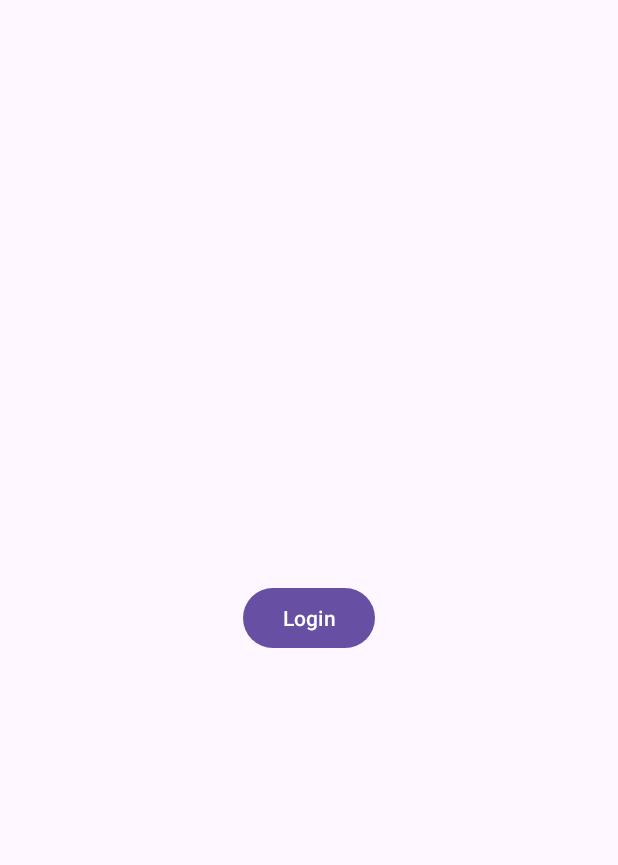
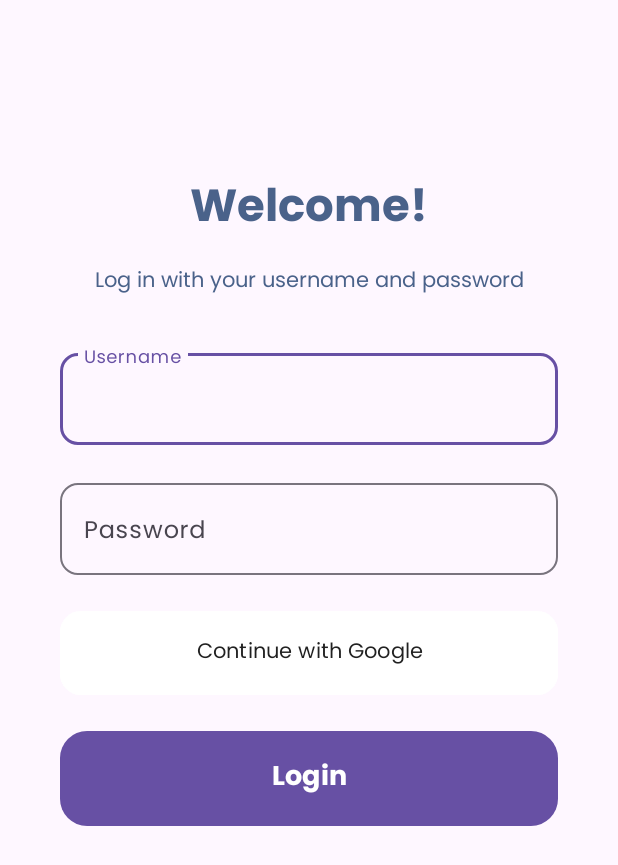
Before and after one commit to kbdp1305/Oral-Health-Plus, an Android app: the screen it shows after launch (LoginActivity), on a phone screen of 412 x 824 dp. Shown: the top 865 px of the screen. Run offline under Robolectric (Android 15) with nearby library versions, the phone set to English and light mode, and no system bars; our stand-ins replace Firebase (no records; nobody signed in at launch, a user with empty details on screens opened directly).

Commit message:
refactor : changes login page

```diff
--- a/app/src/main/java/com/example/oraldiseasesapp/LoginActivity.kt
+++ b/app/src/main/java/com/example/oraldiseasesapp/LoginActivity.kt
@@ -41,7 +41,7 @@
         googleSignInClient = GoogleSignIn.getClient(this, gso)
 
         // Set up the sign-in button listener
-        binding.buttonSignin.setOnClickListener {
+        binding.buttonGoogleSignin.setOnClickListener {
             signInWithGoogle()
         }
     }
--- /dev/null
+++ b/app/src/main/res/drawable/google_icon.xml
@@ -0,0 +1,18 @@
+<vector xmlns:android="http://schemas.android.com/apk/res/android"
+    android:width="48dp"
+    android:height="48dp"
+    android:viewportWidth="48"
+    android:viewportHeight="48">
+  <path
+      android:pathData="M43.611,20.083H42V20H24v8h11.303c-1.649,4.657 -6.08,8 -11.303,8c-6.627,0 -12,-5.373 -12,-12s5.373,-12 12,-12c3.059,0 5.842,1.154 7.961,3.039l5.657,-5.657C34.046,6.053 29.268,4 24,4C12.955,4 4,12.955 4,24s8.955,20 20,20s20,-8.955 20,-20C44,22.659 43.862,21.35 43.611,20.083z"
+      android:fillColor="#fbc02d"/>
+  <path
+      android:pathData="M6.306,14.691l6.571,4.819C14.655,15.108 18.961,12 24,12c3.059,0 5.842,1.154 7.961,3.039l5.657,-5.657C34.046,6.053 29.268,4 24,4C16.318,4 9.656,8.337 6.306,14.691z"
+      android:fillColor="#e53935"/>
+  <path
+      android:pathData="M24,44c5.166,0 9.86,-1.977 13.409,-5.192l-6.19,-5.238C29.211,35.091 26.715,36 24,36c-5.202,0 -9.619,-3.317 -11.283,-7.946l-6.522,5.025C9.505,39.556 16.227,44 24,44z"
+      android:fillColor="#4caf50"/>
+  <path
+      android:pathData="M43.611,20.083L43.595,20L42,20H24v8h11.303c-0.792,2.237 -2.231,4.166 -4.087,5.571c0.001,-0.001 0.002,-0.001 0.003,-0.002l6.19,5.238C36.971,39.205 44,34 44,24C44,22.659 43.862,21.35 43.611,20.083z"
+      android:fillColor="#1565c0"/>
+</vector>
--- /dev/null
+++ b/app/src/main/res/drawable/gradient_color.xml
@@ -0,0 +1,14 @@
+<?xml version="1.0" encoding="utf-8"?>
+<shape xmlns:android="http://schemas.android.com/apk/res/android">
+    <gradient
+        android:type="linear"
+        android:angle="0"
+    android:startColor="#4A628A"
+    android:endColor="#7AB2D3"
+    android:gradientRadius="90"
+    android:useLevel="false">
+    <item android:offset="0.0" android:color="#4A628A"/>
+    <item android:offset="1.0" android:color="#7AB2D3"/>
+</gradient>
+<corners android:radius="18dp"/>
+    </shape>
--- a/app/src/main/res/layout/activity_login.xml
+++ b/app/src/main/res/layout/activity_login.xml
@@ -7,15 +7,124 @@
     android:layout_height="match_parent"
     tools:context=".LoginActivity">
 
-    <Button
-        android:id="@+id/button_signin"
+    <!-- Welcome Text -->
+    <TextView
+        android:id="@+id/tv_welcome"
         android:layout_width="wrap_content"
+        android:layout_height="wrap_content"
+        android:text="Welcome!"
+        android:textColor="#4A628A"
+        android:fontFamily="@font/poppins_bold"
+        android:textSize="30sp"
+        app:layout_constraintTop_toTopOf="parent"
+        app:layout_constraintStart_toStartOf="parent"
+        app:layout_constraintEnd_toEndOf="parent"
+        app:layout_constraintBottom_toTopOf="@id/username_layout"
+        android:layout_marginTop="50dp"/>
+
+    <!-- Subtitle Text -->
+    <TextView
+        android:id="@+id/tv_subtitle"
+        android:layout_width="wrap_content"
+        android:layout_height="wrap_content"
+        android:text="Log in with your username and password"
+        android:fontFamily="@font/poppins_reguler"
+        android:textColor="#4A628A"
+        app:layout_constraintTop_toBottomOf="@id/tv_welcome"
+        app:layout_constraintStart_toStartOf="@id/tv_welcome"
+        app:layout_constraintEnd_toEndOf="@id/tv_welcome"
+        android:layout_marginTop="10dp"/>
+
+    <!-- Username Input -->
+    <com.google.android.material.textfield.TextInputLayout
+        android:id="@+id/username_layout"
+        android:layout_width="0dp"
+        android:layout_height="wrap_content"
+        app:layout_constraintTop_toBottomOf="@id/tv_subtitle"
+        app:layout_constraintStart_toStartOf="parent"
+        app:layout_constraintEnd_toEndOf="parent"
+        android:layout_marginTop="30dp"
+        android:layout_marginStart="40dp"
+        android:layout_marginEnd="40dp"
+        app:boxCornerRadiusBottomEnd="12dp"
+        app:boxCornerRadiusBottomStart="12dp"
+        app:boxCornerRadiusTopEnd="12dp"
+        app:boxCornerRadiusTopStart="12dp"
+        >
+
+        <com.google.android.material.textfield.TextInputEditText
+            android:id="@+id/username"
+            android:layout_width="match_parent"
+            android:layout_height="wrap_content"
+            android:hint="Username"
+            android:textColorHint="#4A628A"
+            android:textColor="#4A628A"
+            android:fontFamily="@font/poppins_reguler"/>
+    </com.google.android.material.textfield.TextInputLayout>
+
+    <!-- Password Input -->
+    <com.google.android.material.textfield.TextInputLayout
+        android:id="@+id/password_layout"
+        android:layout_width="0dp"
+        android:layout_height="wrap_content"
+        app:layout_constraintTop_toBottomOf="@id/username_layout"
+        app:layout_constraintStart_toStartOf="parent"
+        app:layout_constraintEnd_toEndOf="parent"
+        android:layout_marginTop="20dp"
+        android:layout_marginStart="40dp"
+        android:layout_marginEnd="40dp"
+        app:boxCornerRadiusBottomEnd="12dp"
+        app:boxCornerRadiusBottomStart="12dp"
+        app:boxCornerRadiusTopEnd="12dp"
+        app:boxCornerRadiusTopStart="12dp"
+        >
+
+        <com.google.android.material.textfield.TextInputEditText
+            android:id="@+id/password"
+            android:layout_width="match_parent"
+            android:layout_height="wrap_content"
+            android:hint="Password"
+            android:textColorHint="#4A628A"
+            android:textColor="#4A628A"
+            android:inputType="textPassword"
+            android:fontFamily="@font/poppins_reguler"/>
+    </com.google.android.material.textfield.TextInputLayout>
+
+    <com.google.android.material.button.MaterialButton
+        android:id="@+id/button_google_signin"
+        android:layout_width="0dp"
         android:layout_height="wrap_content"
         app:layout_constraintStart_toStartOf="parent"
         app:layout_constraintEnd_toEndOf="parent"
-        app:layout_constraintTop_toTopOf="parent"
-        app:layout_constraintBottom_toBottomOf="parent"
+        app:layout_constraintTop_toBottomOf="@id/password_layout"
+        android:layout_marginTop="20dp"
+        android:text="Continue with Google"
+        android:fontFamily="@font/poppins_reguler"
+        android:textColor="#212121"
+        android:backgroundTint="@color/white"
+        android:paddingVertical="16dp"
+        app:cornerRadius="14sp"
+        android:layout_marginStart="40dp"
+        android:layout_marginEnd="40dp"
+        android:elevation="6dp"
+    android:translationZ="6dp"
+    android:layout_alignParentBottom="true"/>
+
+
+    <com.google.android.material.button.MaterialButton
+        android:id="@+id/button_signin"
+        android:layout_width="0dp"
+        android:layout_height="wrap_content"
+        app:layout_constraintStart_toStartOf="parent"
+        app:layout_constraintEnd_toEndOf="parent"
+        app:layout_constraintTop_toBottomOf="@id/button_google_signin"
+        android:layout_marginTop="20dp"
+        android:fontFamily="@font/poppins_bold"
+        android:background="@drawable/gradient_color"
+        android:textSize="18sp"
         android:text="Login"
-        />
+        android:paddingVertical="12dp"
+        android:layout_marginStart="40dp"
+        android:layout_marginEnd="40dp"/>
 
 </androidx.constraintlayout.widget.ConstraintLayout>
```
Also changed, not shown: app/src/main/res/drawable/google_pict.png (added), app/src/main/res/font/poppins_black.ttf (added), app/src/main/res/font/poppins_bold.ttf (added), app/src/main/res/font/poppins_italic.ttf (added), app/src/main/res/font/poppins_medium.ttf (added), app/src/main/res/font/poppins_reguler.ttf (added).
